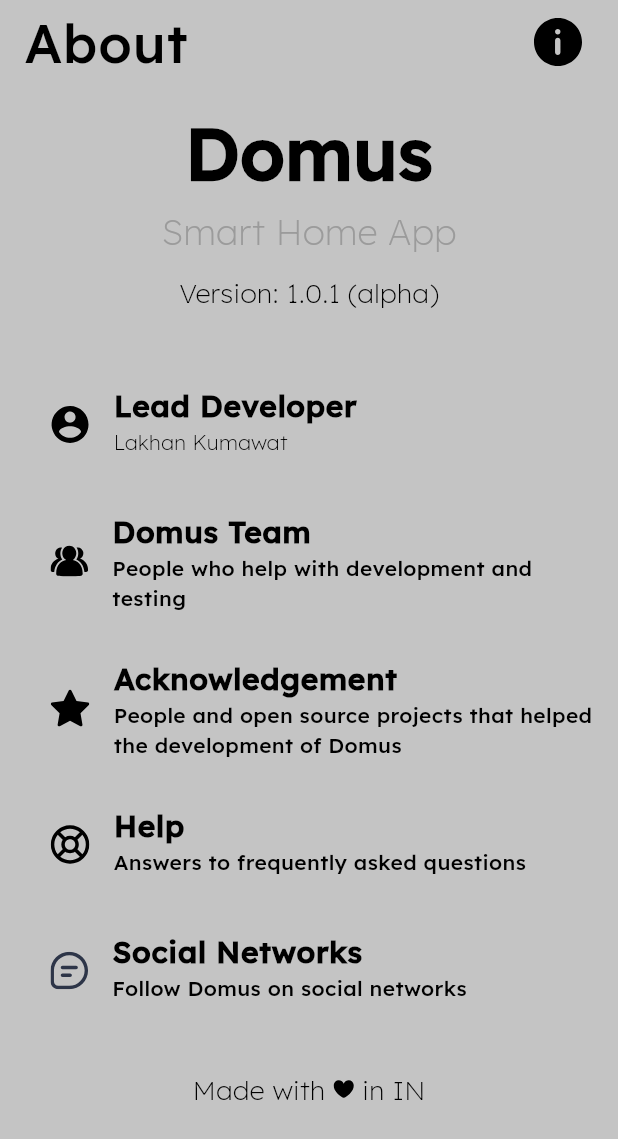
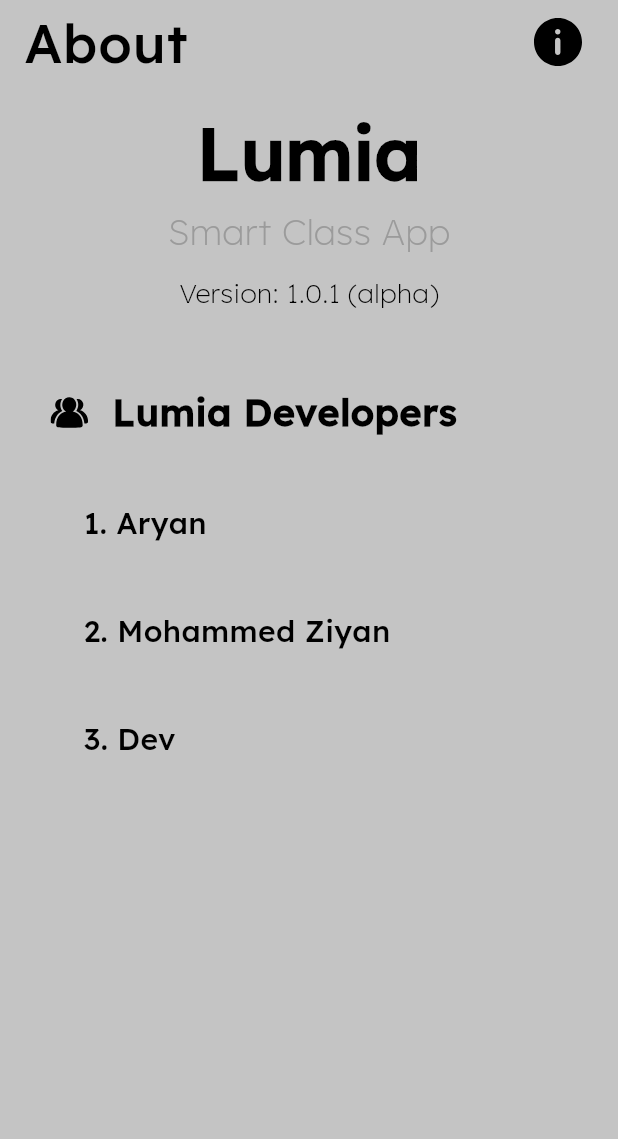
Before and after one commit to muhammedr7025/smartclass, a Flutter app: the AboutUs screen opened directly, on a phone screen of 412 x 824 dp. Shown: the top 1139 px of the screen. Run offline on Flutter 3.47's test engine with Material 3 defaults, Android fonts, the light colour scheme and no system bars; our stand-ins replace dotted_border, firebase_auth, firebase_core, flutter_svg, get_it, image_picker and 4 more; missing offline and left inert: awesome_circular_chart; accounts and stored records are empty.

Commit message:
about page integrated

```diff
--- a/lib/src/screens/about_screen/about_us_screen.dart
+++ b/lib/src/screens/about_screen/about_us_screen.dart
@@ -27,14 +27,14 @@
                 child: Column(
               children: [
                 Text(
-                  'Domus',
+                  'Lumia',
                   style: TextStyle(
                       fontFamily: 'Lexend',
                       fontSize: 48,
                       fontWeight: FontWeight.w700),
                 ),
                 Text(
-                  'Smart Home App',
+                  'Smart Class App',
                   style: TextStyle(
                       fontSize: 24,
                       fontFamily: 'Lexend',
@@ -59,141 +59,50 @@
           ),
           ListTile(
             contentPadding: const EdgeInsets.only(left: 33.7, right: 10),
-            leading: SvgPicture.asset('assets/icons/svg/profile.svg'),
+            leading: SvgPicture.asset('assets/icons/svg/team.svg'),
             title: const Text(
-              'Lead Developer',
+              'Lumia Developers',
               style: TextStyle(
                 fontWeight: FontWeight.bold,
                 fontFamily: 'Lexend',
-                fontSize: 20,
+                fontSize: 25,
               ),
-            ),
-            subtitle: const Text(
-              'Lakhan Kumawat',
-              style: TextStyle(
-                  fontSize: 14,
-                  fontFamily: 'Lexend',
-                  fontWeight: FontWeight.w300),
             ),
             onTap: () {},
           ),
-          const SizedBox(
-            height: 12,
-          ),
           ListTile(
-            contentPadding: const EdgeInsets.only(left: 33.7, right: 10),
-            leading: SvgPicture.asset('assets/icons/svg/team.svg'),
-            title: const Text(
-              'Domus Team',
+            contentPadding: const EdgeInsets.only(left: 55.7, right: 10),
+            subtitle: const Text(
+              '1. Aryan',
               style: TextStyle(
-                fontWeight: FontWeight.bold,
-                fontFamily: 'Lexend',
                 fontSize: 20,
-              ),
-            ),
-            subtitle: const Text(
-              'People who help with development and testing',
-              style: TextStyle(
-                fontSize: 14,
                 fontFamily: 'Lexend',
               ),
             ),
             onTap: () {},
           ),
-          const SizedBox(
-            height: 12,
-          ),
           ListTile(
-            contentPadding: const EdgeInsets.only(left: 33.7, right: 10),
-            leading: SvgPicture.asset(
-              'assets/icons/svg/star.svg',
-            ),
-            title: const Text(
-              'Acknowledgement',
+            contentPadding: const EdgeInsets.only(left: 55.7, right: 10),
+            subtitle: const Text(
+              '2. Mohammed Ziyan',
               style: TextStyle(
-                fontWeight: FontWeight.bold,
-                fontFamily: 'Lexend',
                 fontSize: 20,
-              ),
-            ),
-            subtitle: const Text(
-              'People and open source projects that helped the development of Domus',
-              style: TextStyle(
-                fontSize: 14,
                 fontFamily: 'Lexend',
               ),
             ),
             onTap: () {},
           ),
-          const SizedBox(
-            height: 12,
-          ),
           ListTile(
-            contentPadding: const EdgeInsets.only(left: 33.7, right: 10),
-            leading: SvgPicture.asset('assets/icons/svg/help.svg'),
-            title: const Text(
-              'Help',
+            contentPadding: const EdgeInsets.only(left: 55.7, right: 10),
+            subtitle: const Text(
+              '3. Dev',
               style: TextStyle(
-                fontWeight: FontWeight.bold,
-                fontFamily: 'Lexend',
                 fontSize: 20,
-              ),
-            ),
-            subtitle: const Text(
-              'Answers to frequently asked questions',
-              style: TextStyle(
-                fontSize: 14,
                 fontFamily: 'Lexend',
               ),
             ),
             onTap: () {},
           ),
-          const SizedBox(
-            height: 12,
-          ),
-          ListTile(
-            contentPadding: const EdgeInsets.only(left: 33.7, right: 10),
-            leading: SvgPicture.asset('assets/icons/svg/chat.svg'),
-            title: const Text(
-              'Social Networks',
-              style: TextStyle(
-                fontWeight: FontWeight.bold,
-                fontFamily: 'Lexend',
-                fontSize: 20,
-              ),
-            ),
-            subtitle: const Text(
-              'Follow Domus on social networks',
-              style: TextStyle(
-                fontSize: 14,
-                fontFamily: 'Lexend',
-              ),
-            ),
-            onTap: () {},
-          ),
-          Padding(
-            padding: const EdgeInsets.only(top: 30),
-            child: Row(
-              mainAxisAlignment: MainAxisAlignment.center,
-              children: [
-                const Text(
-                  'Made with ',
-                  style: TextStyle(
-                      fontSize: 18,
-                      fontFamily: 'Lexend',
-                      fontWeight: FontWeight.w300),
-                ),
-                SvgPicture.asset('assets/icons/svg/heart.svg'),
-                const Text(
-                  ' in IN',
-                  style: TextStyle(
-                      fontSize: 18,
-                      fontFamily: 'Lexend',
-                      fontWeight: FontWeight.w300),
-                ),
-              ],
-            ),
-          )
         ],
       ),
     );
--- a/lib/src/screens/home_screen/home_screen.dart
+++ b/lib/src/screens/home_screen/home_screen.dart
@@ -1,11 +1,9 @@
 import 'package:lumia/config/size_config.dart';
 import 'package:lumia/provider/base_view.dart';
-import 'package:lumia/src/screens/edit_profile/edit_profile.dart';
 import 'package:lumia/src/screens/favourites_screen/favourites_screen.dart';
 import 'package:lumia/view/home_screen_view_model.dart';
 import 'package:flutter/cupertino.dart';
 import 'package:flutter/material.dart';
-import 'package:font_awesome_flutter/font_awesome_flutter.dart';
 import 'components/body.dart';
 import 'package:lumia/src/screens/menu_page/menu_screen.dart';
 
@@ -42,34 +40,10 @@
                         style: Theme.of(context).textTheme.displayLarge,
                       ),
                       SizedBox(
-                        width: getProportionateScreenWidth(60),
-                      ),
-                      Container(
-                        width: 50,
-                        height: 50,
-                        decoration: const BoxDecoration(
-                          color: Color(0xffdadada),
-                          borderRadius:
-                              BorderRadius.all(Radius.elliptical(45, 45)),
-                        ),
-                        child: IconButton(
-                          splashRadius: 25,
-                          icon: const Icon(
-                            FontAwesomeIcons.solidUser,
-                            color: Colors.amber,
-                          ),
-                          onPressed: () {
-                            // Navigator.of(context).pushNamed(EditProfile.routeName);
-                            Navigator.push(
-                                context,
-                                MaterialPageRoute(
-                                  builder: (context) => const EditProfile(),
-                                ));
-                          },
-                        ),
+                        width: getProportionateScreenWidth(5),
                       ),
                       SizedBox(
-                        width: getProportionateScreenWidth(5),
+                        width: getProportionateScreenWidth(100),
                       ),
                       Container(
                         width: 50,
--- a/lib/src/screens/menu_page/components/menu_list.dart
+++ b/lib/src/screens/menu_page/components/menu_list.dart
@@ -1,5 +1,6 @@
 import 'package:firebase_auth/firebase_auth.dart';
 import 'package:lumia/service/preferences_service.dart';
+import 'package:lumia/src/screens/about_screen/about_us_screen.dart';
 import 'package:lumia/src/screens/menu_page/components/list_tile.dart';
 import 'package:lumia/src/screens/splash_screen/splash_screen.dart';
 import 'package:lumia/src/screens/stats_screen/stats_screen.dart';
@@ -40,10 +41,10 @@
           height: getProportionateScreenHeight(10),
         ),
         MenuListItems(
-          iconPath: 'assets/icons/menu_icons/faq.svg',
-          itemName: 'FAQ',
-          function: () {},
-        ),
+            iconPath: 'assets/icons/menu_icons/faq.svg',
+            itemName: 'FAQ',
+            function: () => Navigator.pushReplacement(context,
+                MaterialPageRoute(builder: (context) => const AboutUs()))),
         SizedBox(
           height: getProportionateScreenHeight(10),
         ),
```
